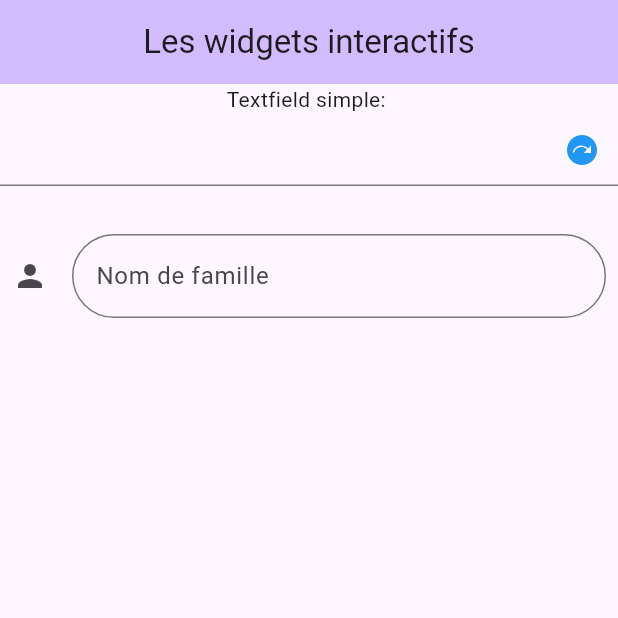
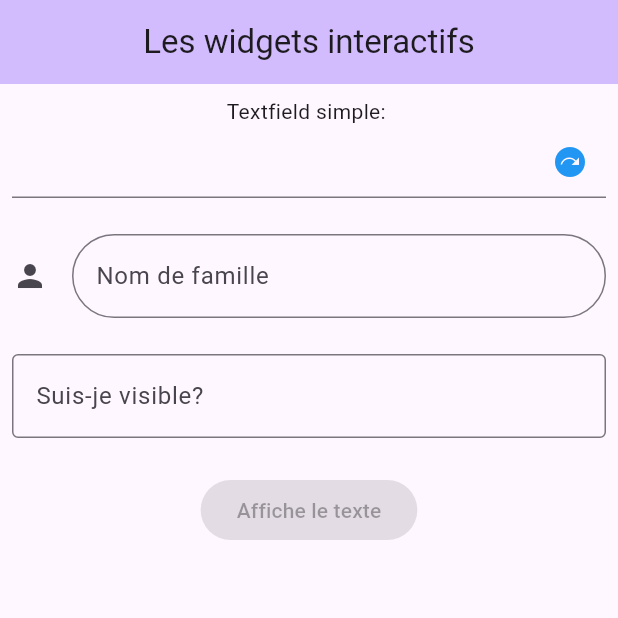
Before and after one commit to Felicitydev/flutter, a Flutter app: the screen it shows after launch, on a phone screen of 412 x 824 dp, the top half of it. Run offline on Flutter 3.47's test engine with Material 3 defaults, Android fonts, the light colour scheme and no system bars; our stand-ins replace sembast, shared_preferences; missing offline and left inert: encrypt; statements that could not run were skipped.

Commit message:
[IMP] TextEditingController & late

```diff
--- a/interactives_widgets/lib/home_page.dart
+++ b/interactives_widgets/lib/home_page.dart
@@ -12,6 +12,7 @@ class HomePage extends StatefulWidget {
 }
 
 class _HomePageState extends State<HomePage> {
+  late TextEditingController _controller;
   String _simple = "";
   final FocusNode _focus = FocusNode();
   final FocusNode _nextFocus = FocusNode();
@@ -30,6 +31,18 @@ class _HomePageState extends State<HomePage> {
   }
 
   @override
+  void initState() {
+    super.initState();
+    _controller = TextEditingController();
+  }
+
+  @override
+  void dispose() {
+    _controller.dispose();
+    super.dispose();
+  }
+
+  @override
   Widget build(BuildContext context) {
     return Scaffold(
       appBar: AppBar(
@@ -42,6 +55,8 @@ class _HomePageState extends State<HomePage> {
             unFocusMethod1();
           },
           child: Center(
+            child: Padding(
+              padding: const EdgeInsets.all(8),
               child: Column(
                 children: [
                   Text("Textfield simple: $_simple"),
@@ -61,7 +76,7 @@ class _HomePageState extends State<HomePage> {
                     decoration: InputDecoration(
                         suffixIcon: IconButton(
                             onPressed: (){
-                          FocusScope.of(context).requestFocus(_nextFocus)
+                              FocusScope.of(context).requestFocus(_nextFocus);
                             },
                             icon: Icon(Icons.next_plan)
                         ),
@@ -69,9 +84,7 @@ class _HomePageState extends State<HomePage> {
                     ),
                   ),
                   const SizedBox(height: 24),
-                Padding(
-                    padding: const EdgeInsets.all(8),
-                  child:TextField(
+                   TextField(
                       focusNode: _nextFocus,
                       decoration: InputDecoration(
                         border: OutlineInputBorder(
@@ -82,10 +95,28 @@ class _HomePageState extends State<HomePage> {
                         hintText: "Entrez votre nom",
                       ),
                    ),
+                  const SizedBox(height: 24),
+                  TextField(
+                    controller: _controller,
+                    decoration: InputDecoration(
+                      border: OutlineInputBorder(),
+                      hintText: "Suis-je visible?"
+                    ),
+                  ),
+                  const SizedBox(height: 24),
+                  ElevatedButton(
+                      onPressed: (
+                          setState(() {
+                            unFocusMethod2();
+                          });
+                      ),
+                      child: const Text("Affiche le texte")
+                  ),
+                  Text(_controller.text)
+                ],
+              ),
             ),
 
-              ],
-            ),
           )),
     );
   }
```
Lines whose indentation alone changed are shown as unchanged.
